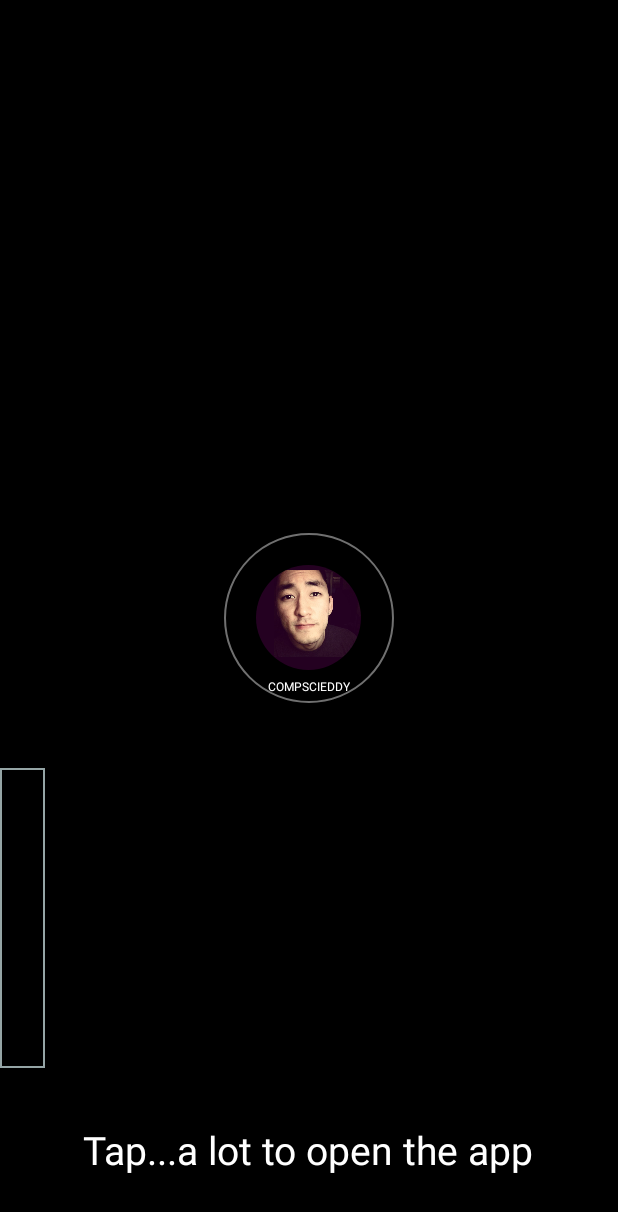
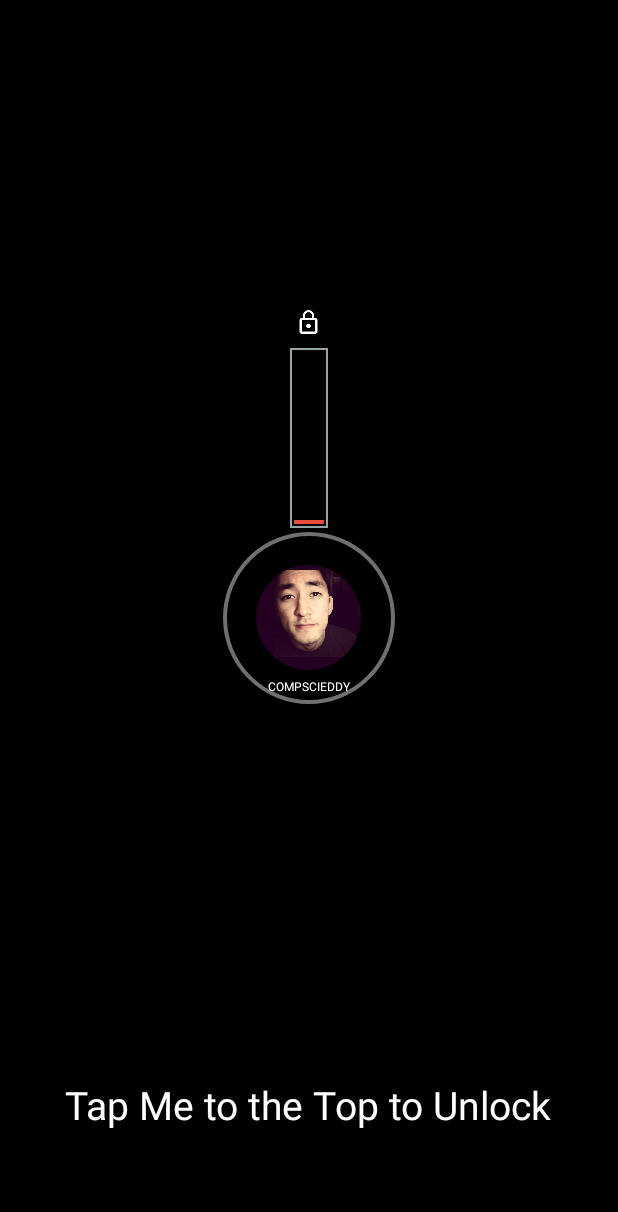
Before and after one commit to eddieberklee/android-compscieddy, an Android app: the screen it shows after launch (SplashActivity), after a tap on an icon or button, on a phone screen of 412 x 824 dp. Shown: the top 1212 px of the screen. Run offline under Robolectric (Android 15) with nearby library versions, the phone set to English and light mode, and no system bars; our stand-ins replace ButterKnife; plain views replace CircularImageView.

Commit message:
Completed click meter and have a finished action runnable run when the top of the meter is reached.

```diff
--- a/app/src/main/java/com/compscieddy/compscieddy/AnimatedRings.java
+++ b/app/src/main/java/com/compscieddy/compscieddy/AnimatedRings.java
@@ -35,7 +35,7 @@ public class AnimatedRings extends View {
     try {
       mSingleRun = a.getBoolean(R.styleable.AnimatedRings_singleRun, false);
       mAutoRun = a.getBoolean(R.styleable.AnimatedRings_autoRun, false);
-      mRingStrokeWidth = a.getInt(R.styleable.AnimatedRings_ringStrokeWidth, 2);
+      mRingStrokeWidth = a.getInt(R.styleable.AnimatedRings_ringStrokeWidth, 4);
       // TODO: add attribute for stroke width
     } finally {
       a.recycle();
--- a/app/src/main/java/com/compscieddy/compscieddy/ClickMeter.java
+++ b/app/src/main/java/com/compscieddy/compscieddy/ClickMeter.java
@@ -16,7 +16,8 @@ public class ClickMeter extends View {
   private Handler mHandler;
   private Runnable mRunnable;
   private Paint mPaint;
-  private int mProgress; // max is getHeight()
+  private int mProgress;
+  private int mContainerStrokeWidth;
 
   public ClickMeter(Context context, AttributeSet attrs) {
     super(context, attrs);
@@ -27,7 +28,7 @@ public class ClickMeter extends View {
       @Override
       public void run() {
         invalidate();
-        mHandler.postDelayed(mRunnable, 30);
+        mHandler.postDelayed(mRunnable, 24);
       }
     };
     startAnimation();
@@ -35,21 +36,49 @@ public class ClickMeter extends View {
     mPaint = new Paint();
     mPaint.setColor(mContext.getResources().getColor(R.color.flatui_red_1));
 
+    mContainerStrokeWidth = 4;
+  }
+
+  public void addProgress(int amount) {
+    if (mProgress < getHeight()) {
+      mProgress += amount;
+    }
   }
 
   public void startAnimation() {
     mHandler.post(mRunnable);
   }
 
+  private Runnable mFinishedActionRunnable;
+  public void setFinishedAction(Runnable r) {
+    mFinishedActionRunnable = r;
+  }
+
   @Override
   protected void onDraw(Canvas canvas) {
     super.onDraw(canvas);
+    if (mProgress > 0) {
+      mProgress -= 2; // TODO: rename cause progress suggests a 0-1 scale
+    }
     mPaint.setStyle(Paint.Style.STROKE);
-    mPaint.setStrokeWidth(4);
+    mPaint.setStrokeWidth(mContainerStrokeWidth);
     mPaint.setColor(mContext.getResources().getColor(R.color.flatui_grey_1));
     canvas.drawRect(0, 0, getWidth(), getHeight(), mPaint);
-    mPaint.setColor(mContext.getResources().getColor(R.color.flatui_red_1));
+    if ((float) mProgress / getHeight() < 0.33) {
+      mPaint.setColor(mContext.getResources().getColor(R.color.flatui_red_1));
+    } else if ((float) mProgress / getHeight() < 0.66) {
+      mPaint.setColor(mContext.getResources().getColor(R.color.flatui_yellow_1));
+    } else {
+      mPaint.setColor(mContext.getResources().getColor(R.color.flatui_teal_1));
+    }
+
+    if (mProgress >= getHeight()) {
+      mHandler.removeCallbacks(mRunnable);
+      mHandler.post(mFinishedActionRunnable);
+    }
+
     mPaint.setStyle(Paint.Style.FILL);
-    canvas.drawRect(0, getHeight() - mProgress, getWidth(), getHeight(), mPaint); // height - progress to keep the progress at 0 for minimum (easier to conceptually internalize)
+    canvas.drawRect(mContainerStrokeWidth, mContainerStrokeWidth + getHeight() - mProgress,
+        getWidth() - mContainerStrokeWidth, getHeight() - mContainerStrokeWidth, mPaint); // height - progress to keep the progress at 0 for minimum (easier to conceptually internalize)
   }
 }
--- a/app/src/main/java/com/compscieddy/compscieddy/SplashActivity.java
+++ b/app/src/main/java/com/compscieddy/compscieddy/SplashActivity.java
@@ -4,6 +4,7 @@ import android.os.Bundle;
 import android.support.v7.app.AppCompatActivity;
 import android.view.View;
 import android.view.animation.OvershootInterpolator;
+import android.widget.Button;
 import android.widget.ImageView;
 import android.widget.TextView;
 
@@ -16,6 +17,9 @@ public class SplashActivity extends AppCompatActivity {
   @Bind(R.id.eddie_title) TextView mEddieTitle;
   @Bind(R.id.greeting_message) TextView mGreetingMessage;
   @Bind(R.id.animated_rings) AnimatedRings mAnimatedRings;
+  @Bind(R.id.click_meter) ClickMeter mClickMeter;
+  @Bind(R.id.real_button)
+  Button mRealButton;
 
   @Override
   protected void onCreate(Bundle savedInstanceState) {
@@ -27,8 +31,18 @@ public class SplashActivity extends AppCompatActivity {
       @Override
       public void onClick(View v) {
         mAnimatedRings.startAnimation();
+        mClickMeter.addProgress(20);
       }
     });
+
+    mClickMeter.setFinishedAction(new Runnable() {
+      @Override
+      public void run() {
+        mGreetingMessage.setText("Psyche! - here's the button:");
+        mRealButton.setVisibility(View.VISIBLE);
+      }
+    });
+
   }
 
   @Override
--- a/app/src/main/res/layout/activity_splash.xml
+++ b/app/src/main/res/layout/activity_splash.xml
@@ -43,9 +43,20 @@
     </RelativeLayout>
 
     <com.compscieddy.compscieddy.ClickMeter
-        android:layout_width="30dp"
-        android:layout_height="200dp"
-        android:layout_below="@+id/eddie_face_container"/>
+        android:id="@+id/click_meter"
+        android:layout_width="25dp"
+        android:layout_height="120dp"
+        android:layout_marginBottom="-40dp"
+        android:layout_centerHorizontal="true"
+        android:layout_above="@+id/eddie_face_container"/>
+
+    <ImageView
+        android:layout_centerHorizontal="true"
+        android:layout_width="18dp"
+        android:layout_height="18dp"
+        android:layout_marginBottom="8dp"
+        android:layout_above="@+id/click_meter"
+        android:src="@drawable/ic_lock_outline_white_48dp"/>
 
     <TextView
         android:id="@+id/greeting_message"
@@ -55,11 +66,22 @@
         android:textColor="@android:color/white"
         android:alpha="0"
         android:layout_alignParentBottom="true"
-        android:layout_marginBottom="40dp"
+        android:layout_marginBottom="70dp"
         android:layout_centerHorizontal="true"
         android:gravity="center_horizontal"
         android:paddingLeft="10dp"
         android:paddingRight="10dp"
-        android:text="Tap...a lot to open the app"/>
+        android:text="Tap Me to the Top to Unlock"/>
+
+    <Button
+        android:id="@+id/real_button"
+        android:layout_width="wrap_content"
+        android:layout_height="wrap_content"
+        android:visibility="invisible"
+        android:textSize="13sp"
+        android:layout_centerHorizontal="true"
+        android:layout_alignParentBottom="true"
+        android:layout_marginBottom="15dp"
+        android:text="Enter"/>
 
 </RelativeLayout>
```
Also changed, not shown: app/src/main/res/drawable-hdpi/ic_lock_outline_white_48dp.png (added), app/src/main/res/drawable-mdpi/ic_lock_outline_white_48dp.png (added), app/src/main/res/drawable-xhdpi/ic_lock_outline_white_48dp.png (added), app/src/main/res/drawable-xxhdpi/ic_lock_outline_white_48dp.png (added), app/src/main/res/drawable-xxxhdpi/ic_lock_outline_white_48dp.png (added).
